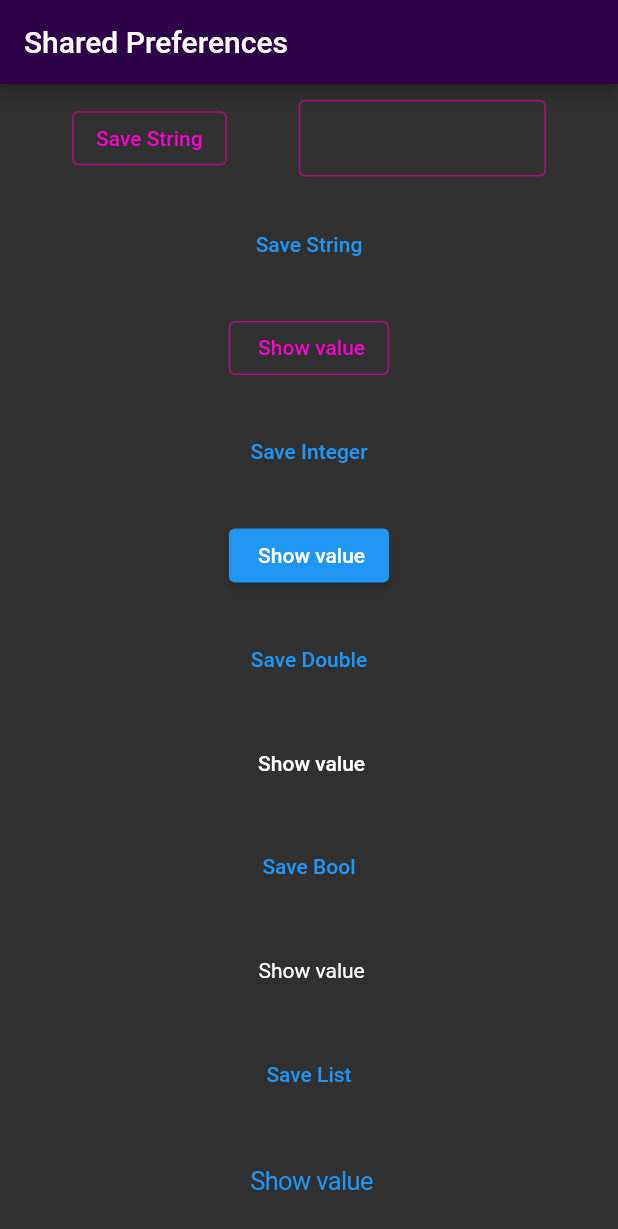
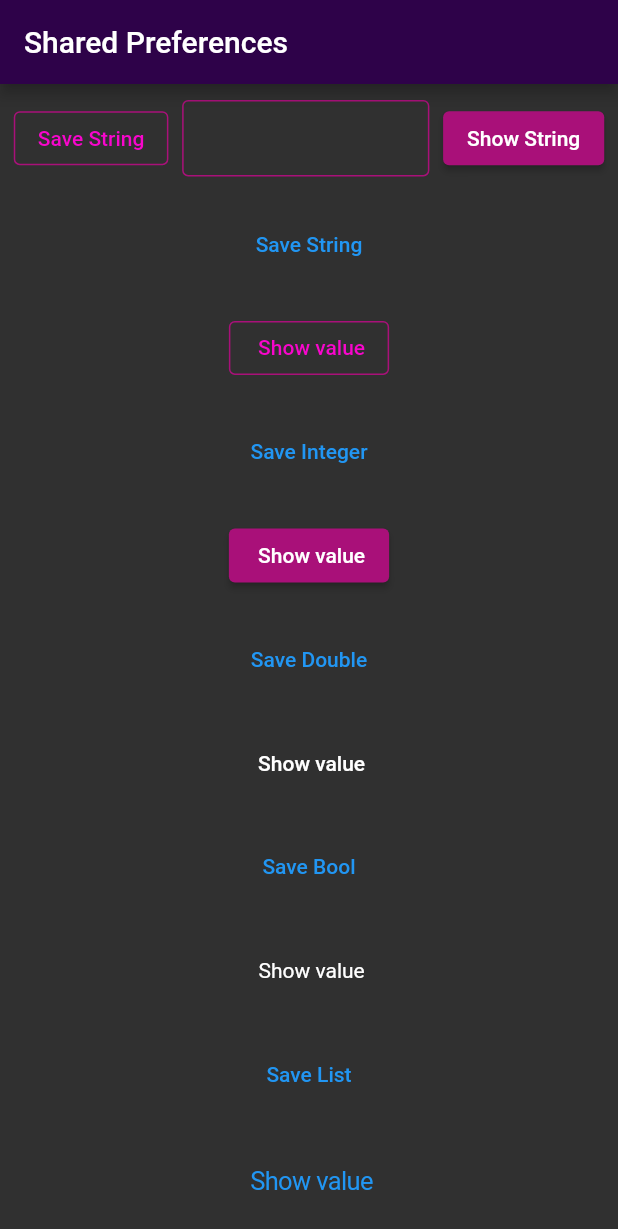
Before and after one commit to jinosh05/shared_preference_example_flutter, a Flutter app: the screen it shows after launch, on a phone screen of 412 x 824 dp. Shown: the top 1229 px of the screen. Run offline on Flutter 3.47's test engine with Material 2 defaults, Android fonts, the phone set to English and light mode, and no system bars; our stand-ins replace shared_preferences.

Commit message:
Base UI improved

```diff
--- a/lib/main.dart
+++ b/lib/main.dart
@@ -20,6 +20,10 @@ void main(List<String> args) {
             color: Color(0xffA91079),
           ),
         )),
+        elevatedButtonTheme: ElevatedButtonThemeData(
+            style: ElevatedButton.styleFrom(
+          primary: Color(0xffA91079),
+        )),
         inputDecorationTheme: InputDecorationTheme(
             isDense: true,
             border: outlineInputBorder,
@@ -38,6 +42,17 @@ class MyShared extends StatefulWidget {
 }
 
 class _MySharedState extends State<MyShared> {
+  late List<TextEditingController> _controllers;
+
+  @override
+  void initState() {
+    super.initState();
+    _controllers = List.generate(
+      5,
+      (index) => TextEditingController(),
+    );
+  }
+
   @override
   Widget build(BuildContext context) {
     double width = MediaQuery.of(context).size.width;
@@ -57,8 +72,11 @@ class _MySharedState extends State<MyShared> {
               OutlinedButton(onPressed: () {}, child: Text('Save String')),
               SizedBox(
                 width: inputWidth,
-                child: TextField(),
-              )
+                child: TextField(
+                  controller: _controllers[0],
+                ),
+              ),
+              ElevatedButton(onPressed: () {}, child: Text('Show String')),
             ],
           ),
           TextButton(
```
